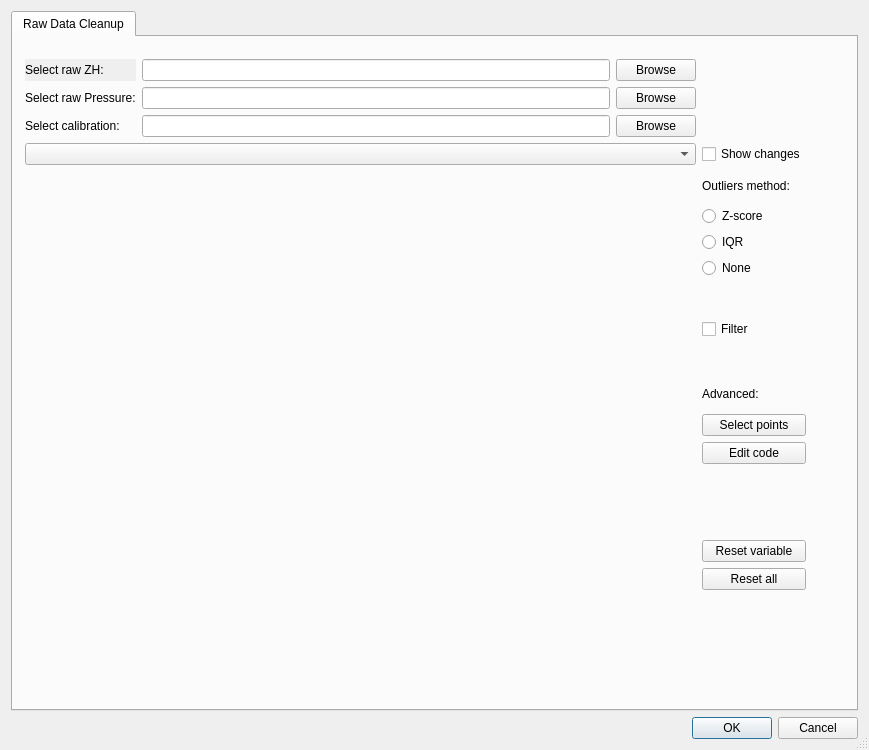
Above: Molonari_2021/ihm/molonaviz/dialogcleanupmain.ui from GVigne/Molonari-2022 before the change. Below: the same form after it.
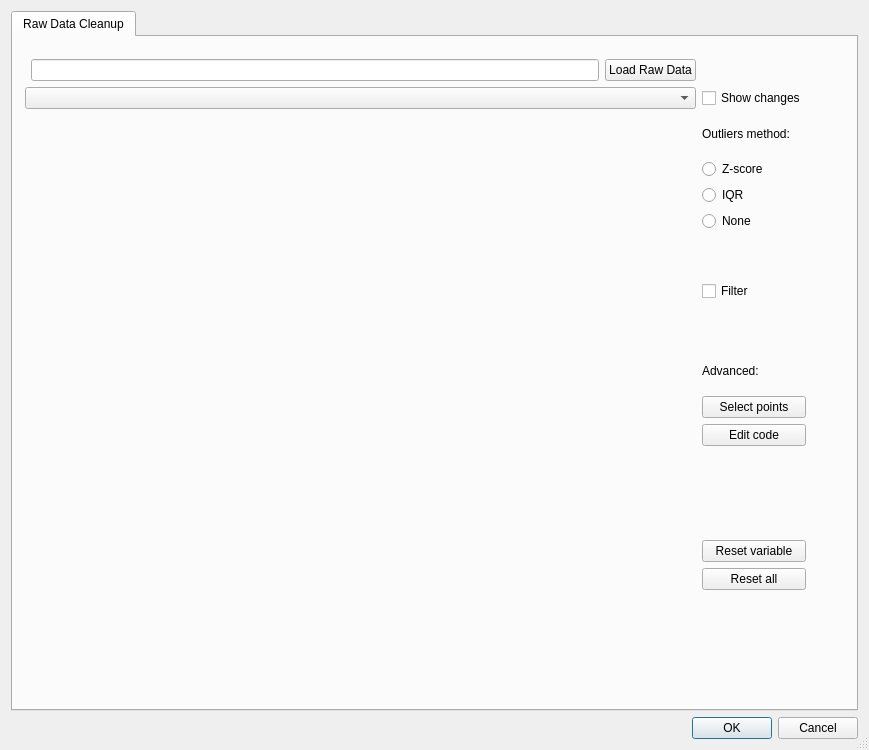
That is the form after the change.

Commit message: Can't make cleanup dialog work. Maybe I broke it?

What changed in the file:
```diff
--- a/Molonari_2021/ihm/molonaviz/dialogcleanupmain.ui
+++ b/Molonari_2021/ihm/molonaviz/dialogcleanupmain.ui
@@ -42,27 +42,17 @@
         </rect>
        </property>
        <layout class="QGridLayout" name="gridLayout_2">
-        <item row="0" column="0">
-         <widget class="QLabel" name="rawDataLabel">
-          <property name="autoFillBackground">
-           <bool>true</bool>
-          </property>
-          <property name="text">
-           <string>Select raw ZH: </string>
-          </property>
-         </widget>
-        </item>
-        <item row="0" column="2">
-         <widget class="QPushButton" name="pushButtonBrowseRawZH">
-          <property name="autoFillBackground">
-           <bool>true</bool>
-          </property>
-          <property name="text">
-           <string>Browse</string>
-          </property>
-         </widget>
-        </item>
         <item row="6" column="3">
+         <widget class="QRadioButton" name="radioButtonNone">
+          <property name="text">
+           <string>None</string>
+          </property>
+          <attribute name="buttonGroup">
+           <string notr="true">buttonGroupMethod</string>
+          </attribute>
+         </widget>
+        </item>
+        <item row="4" column="3">
          <widget class="QRadioButton" name="radioButtonZScore">
           <property name="text">
            <string>Z-score</string>
@@ -72,132 +62,95 @@
           </attribute>
          </widget>
         </item>
-        <item row="3" column="3">
+        <item row="10" column="3">
+         <widget class="QLabel" name="labelAdvanced">
+          <property name="text">
+           <string>Advanced:</string>
+          </property>
+         </widget>
+        </item>
+        <item row="5" column="3">
+         <widget class="QRadioButton" name="radioButtonIQR">
+          <property name="text">
+           <string>IQR</string>
+          </property>
+          <attribute name="buttonGroup">
+           <string notr="true">buttonGroupMethod</string>
+          </attribute>
+         </widget>
+        </item>
+        <item row="1" column="0" colspan="3">
+         <widget class="QComboBox" name="comboBoxRawVar"/>
+        </item>
+        <item row="8" column="3">
+         <widget class="QCheckBox" name="checkBoxFilter">
+          <property name="text">
+           <string>Filter</string>
+          </property>
+         </widget>
+        </item>
+        <item row="11" column="3">
+         <widget class="QPushButton" name="pushButtonSelectPoints">
+          <property name="text">
+           <string>Select points</string>
+          </property>
+         </widget>
+        </item>
+        <item row="1" column="3">
          <widget class="QCheckBox" name="checkBoxChanges">
           <property name="text">
            <string>Show changes</string>
           </property>
          </widget>
         </item>
-        <item row="18" column="3">
+        <item row="15" column="3">
+         <widget class="QPushButton" name="pushButtonResetVar">
+          <property name="text">
+           <string>Reset variable</string>
+          </property>
+         </widget>
+        </item>
+        <item row="16" column="3">
          <widget class="QPushButton" name="pushButtonResetAll">
           <property name="text">
            <string>Reset all</string>
           </property>
          </widget>
         </item>
-        <item row="3" column="0" colspan="3">
-         <widget class="QComboBox" name="comboBoxRawVar"/>
-        </item>
-        <item row="2" column="1">
-         <widget class="QLineEdit" name="lineEditCalibrationFile"/>
-        </item>
-        <item row="1" column="2">
-         <widget class="QPushButton" name="pushButtonBrowseRauPressure">
-          <property name="text">
-           <string>Browse</string>
-          </property>
-         </widget>
-        </item>
-        <item row="0" column="1">
-         <widget class="QLineEdit" name="lineEditRawZHFile">
-          <property name="autoFillBackground">
-           <bool>true</bool>
-          </property>
-         </widget>
-        </item>
-        <item row="7" column="3">
-         <widget class="QRadioButton" name="radioButtonIQR">
-          <property name="text">
-           <string>IQR</string>
-          </property>
-          <attribute name="buttonGroup">
-           <string notr="true">buttonGroupMethod</string>
-          </attribute>
-         </widget>
-        </item>
-        <item row="6" column="0" rowspan="13" colspan="3">
+        <item row="4" column="0" rowspan="13" colspan="3">
          <layout class="QVBoxLayout" name="widgetRawData"/>
         </item>
-        <item row="5" column="3">
-         <widget class="QLabel" name="labelMethod">
+        <item row="0" column="1">
+         <widget class="QLineEdit" name="lineEditShowPoint">
           <property name="text">
-           <string>Outliers method:</string>
+           <string/>
           </property>
          </widget>
         </item>
-        <item row="1" column="0">
-         <widget class="QLabel" name="label_4">
-          <property name="text">
-           <string>Select raw Pressure:</string>
-          </property>
-         </widget>
-        </item>
-        <item row="17" column="3">
-         <widget class="QPushButton" name="pushButtonResetVar">
-          <property name="text">
-           <string>Reset variable</string>
-          </property>
-         </widget>
-        </item>
-        <item row="1" column="1">
-         <widget class="QLineEdit" name="lineEditRawPressureFile"/>
-        </item>
-        <item row="8" column="3">
-         <widget class="QRadioButton" name="radioButtonNone">
-          <property name="text">
-           <string>None</string>
-          </property>
-          <attribute name="buttonGroup">
-           <string notr="true">buttonGroupMethod</string>
-          </attribute>
-         </widget>
-        </item>
-        <item row="2" column="0">
-         <widget class="QLabel" name="label_5">
-          <property name="text">
-           <string>Select calibration:</string>
-          </property>
-         </widget>
-        </item>
-        <item row="2" column="2">
-         <widget class="QPushButton" name="pushButtonBrowseCalibration">
-          <property name="text">
-           <string>Browse</string>
-          </property>
-         </widget>
-        </item>
-        <item row="14" column="3">
+        <item row="12" column="3">
          <widget class="QPushButton" name="pushButtonEditCode">
           <property name="text">
            <string>Edit code</string>
           </property>
          </widget>
         </item>
-        <item row="13" column="3">
-         <widget class="QPushButton" name="pushButtonSelectPoints">
+        <item row="3" column="3">
+         <widget class="QLabel" name="labelMethod">
           <property name="text">
-           <string>Select points</string>
+           <string>Outliers method:</string>
           </property>
          </widget>
         </item>
-        <item row="12" column="3">
-         <widget class="QLabel" name="labelAdvanced">
-          <property name="text">
-           <string>Advanced:</string>
-          </property>
-         </widget>
-        </item>
-        <item row="10" column="3">
-         <widget class="QCheckBox" name="checkBoxFilter">
-          <property name="text">
-           <string>Filter</string>
-          </property>
-         </widget>
-        </item>
-        <item row="5" column="0" colspan="2">
+        <item row="3" column="0" colspan="2">
          <layout class="QVBoxLayout" name="widgetToolBar"/>
         </item>
+        <item row="0" column="2">
+         <widget class="QPushButton" name="pushButtonLoadRawData">
+          <property name="text">
+           <string>Load Raw Data</string>
+          </property>
+         </widget>
+        </item>
        </layout>
       </widget>
      </widget>
```
The commit also changes 1 other file.
